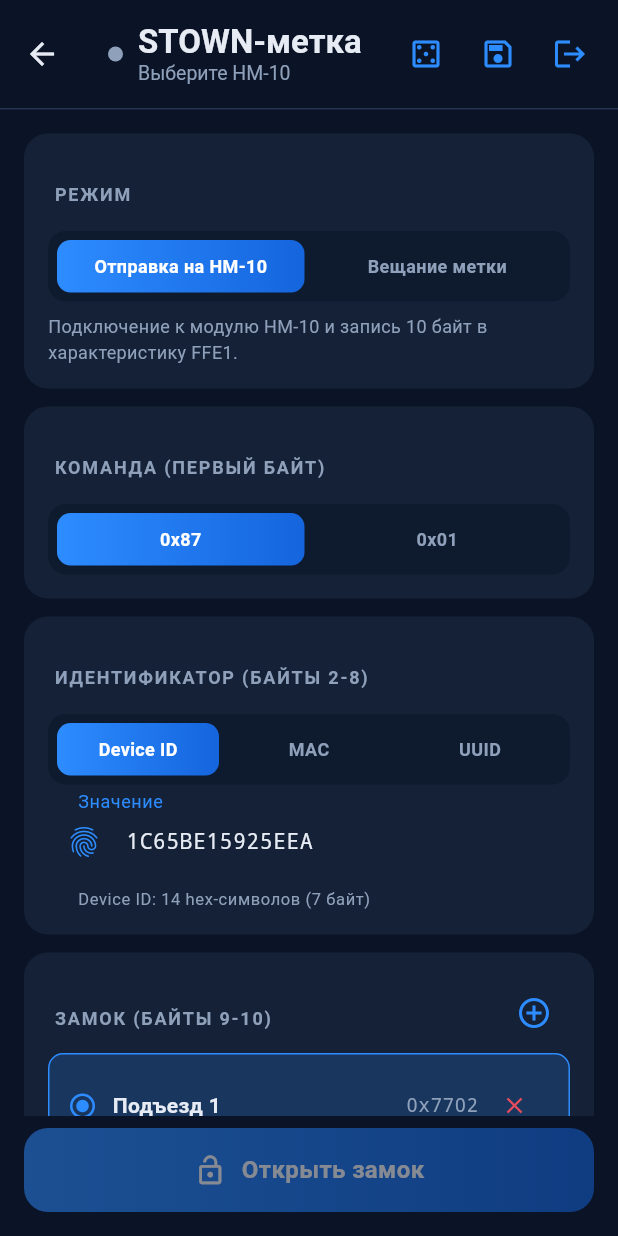
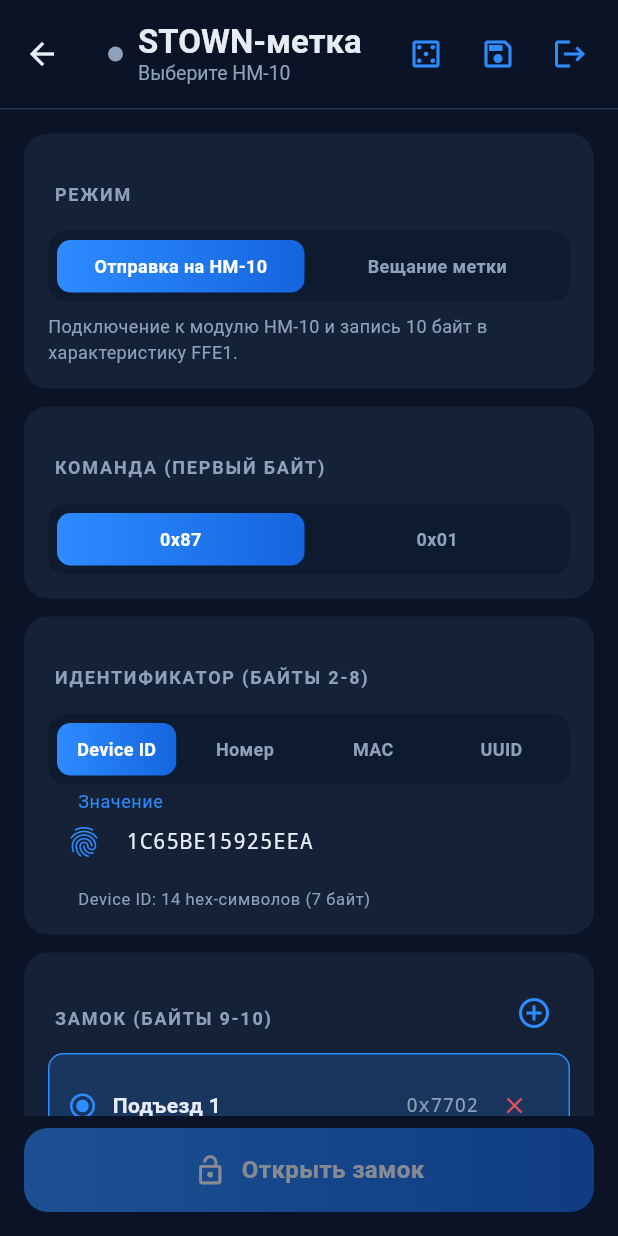
Before and after one commit to krealix/ble-access-control, a Flutter app: the StownScreen screen opened directly, after a tap on "Device ID", on a phone screen of 412 x 824 dp. Run offline on Flutter 3.47's test engine with Material 3 defaults, Android fonts, the light colour scheme and no system bars; our stand-ins replace flutter_blue_plus, permission_handler, shared_preferences, wakelock_plus; missing offline and left inert: flutter_ble_peripheral, mqtt_client; accounts and stored records are empty.

Commit message:
@ ble-beacon-app: имя метки (LocalName) + идентификатор по номеру телефона
stown_packet: режим идентификатора phone — номер кодируется в 7 байт (BE);
поле tagName. stown_advertiser: LocalName в manufacturer/service-обёртках
(в сканере видно имя вместо «Неизвестное устройство»; на iBeacon не влезает).
stown_screen: поле «Имя метки» + режим «Номер» в селекторе идентификатора.
Тесты на кодирование номера.
@

```diff
--- a/ble-beacon-app/lib/models/stown_packet.dart
+++ b/ble-beacon-app/lib/models/stown_packet.dart
@@ -14,18 +14,20 @@ const int kIdLen = 7;
 const int kCmdOpen87 = 0x87;
 const int kCmdOpen01 = 0x01;
 
-enum IdentifierMode { deviceId, mac, uuid }
+enum IdentifierMode { deviceId, mac, uuid, phone }
 
 extension IdentifierModeName on IdentifierMode {
   String get storageName => switch (this) {
         IdentifierMode.deviceId => 'device_id',
         IdentifierMode.mac => 'mac',
         IdentifierMode.uuid => 'uuid',
+        IdentifierMode.phone => 'phone',
       };
 
   static IdentifierMode fromName(String? s) => switch (s) {
         'mac' => IdentifierMode.mac,
         'uuid' => IdentifierMode.uuid,
+        'phone' => IdentifierMode.phone,
         _ => IdentifierMode.deviceId,
       };
 }
@@ -89,7 +91,35 @@ class StownPacket {
           throw const FormatException('UUID слишком короткий (нужно ≥ 7 байт)');
         }
         return Uint8List.fromList(raw.sublist(0, kIdLen));
+      case IdentifierMode.phone:
+        // Номер телефона → целое → 7 байт big-endian (только цифры).
+        final digits = value.replaceAll(RegExp(r'\D'), '');
+        if (digits.isEmpty) {
+          throw const FormatException('Введите номер (цифры)');
+        }
+        final n = BigInt.parse(digits);
+        // 7 байт = 56 бит; максимум 2^56-1 (до 17 цифр).
+        if (n > (BigInt.one << (kIdLen * 8)) - BigInt.one) {
+          throw const FormatException('Номер слишком длинный (макс ~17 цифр)');
+        }
+        final out = Uint8List(kIdLen);
+        var v = n;
+        final mask = BigInt.from(0xFF);
+        for (var i = kIdLen - 1; i >= 0; i--) {
+          out[i] = (v & mask).toInt();
+          v = v >> 8;
+        }
+        return out;
     }
+  }
+
+  /// Обратное преобразование 7-байт идентификатора в номер (для отладки/UI).
+  static String identifierToPhone(Uint8List id) {
+    var n = BigInt.zero;
+    for (final b in id) {
+      n = (n << 8) | BigInt.from(b);
+    }
+    return n.toString();
   }
 
   /// Парсит номер замка: '7702' / '0x7702' → int (трактуем как hex).
@@ -177,11 +207,13 @@ class StownConfig {
     this.deviceId = '',
     this.macValue = '',
     this.uuidValue = '',
+    this.phoneValue = '',
     this.locks = const [],
     this.selectedLock = 0,
     this.wrapper = WrapperFormat.manufacturer,
     this.companyId = 0xFFFF,
     this.serviceUuid = 'FFF0',
+    this.tagName = '',
   });
 
   final int command;
@@ -189,16 +221,21 @@ class StownConfig {
   final String deviceId;
   final String macValue;
   final String uuidValue;
+  final String phoneValue;
   final List<GateLock> locks;
   final int selectedLock;
   final WrapperFormat wrapper;
   final int companyId;
   final String serviceUuid;
 
+  /// Имя метки (LocalName в рекламе) — показывается в сканере.
+  final String tagName;
+
   String identifierValueFor(IdentifierMode mode) => switch (mode) {
         IdentifierMode.deviceId => deviceId,
         IdentifierMode.mac => macValue,
         IdentifierMode.uuid => uuidValue,
+        IdentifierMode.phone => phoneValue,
       };
 
   Map<String, dynamic> toJson() => {
@@ -207,11 +244,13 @@ class StownConfig {
         'deviceId': deviceId,
         'macValue': macValue,
         'uuidValue': uuidValue,
+        'phoneValue': phoneValue,
         'locks': locks.map((l) => l.toJson()).toList(),
         'selectedLock': selectedLock,
         'wrapper': wrapper.storageName,
         'companyId': companyId,
         'serviceUuid': serviceUuid,
+        'tagName': tagName,
       };
 
   static StownConfig fromJson(Map<String, dynamic> j) => StownConfig(
@@ -220,6 +259,7 @@ class StownConfig {
         deviceId: j['deviceId'] as String? ?? '',
         macValue: j['macValue'] as String? ?? '',
         uuidValue: j['uuidValue'] as String? ?? '',
+        phoneValue: j['phoneValue'] as String? ?? '',
         locks: (j['locks'] as List? ?? [])
             .map((e) => GateLock.fromJson(e as Map<String, dynamic>))
             .toList(),
@@ -227,6 +267,7 @@ class StownConfig {
         wrapper: WrapperFormatName.fromName(j['wrapper'] as String?),
         companyId: j['companyId'] as int? ?? 0xFFFF,
         serviceUuid: j['serviceUuid'] as String? ?? 'FFF0',
+        tagName: j['tagName'] as String? ?? '',
       );
 
   static StownConfig get defaults => StownConfig(
@@ -243,11 +284,13 @@ class StownConfig {
     String? deviceId,
     String? macValue,
     String? uuidValue,
+    String? phoneValue,
     List<GateLock>? locks,
     int? selectedLock,
     WrapperFormat? wrapper,
     int? companyId,
     String? serviceUuid,
+    String? tagName,
   }) =>
       StownConfig(
         command: command ?? this.command,
@@ -255,10 +298,12 @@ class StownConfig {
         deviceId: deviceId ?? this.deviceId,
         macValue: macValue ?? this.macValue,
         uuidValue: uuidValue ?? this.uuidValue,
+        phoneValue: phoneValue ?? this.phoneValue,
         locks: locks ?? this.locks,
         selectedLock: selectedLock ?? this.selectedLock,
         wrapper: wrapper ?? this.wrapper,
         companyId: companyId ?? this.companyId,
         serviceUuid: serviceUuid ?? this.serviceUuid,
+        tagName: tagName ?? this.tagName,
       );
 }
--- a/ble-beacon-app/lib/screens/stown_screen.dart
+++ b/ble-beacon-app/lib/screens/stown_screen.dart
@@ -44,6 +44,7 @@ class _StownScreenState extends State<StownScreen> {
   final _idCtrl = TextEditingController();
   final _companyCtrl = TextEditingController();
   final _serviceCtrl = TextEditingController();
+  final _nameCtrl = TextEditingController();
 
   @override
   void initState() {
@@ -58,6 +59,7 @@ class _StownScreenState extends State<StownScreen> {
     _idCtrl.dispose();
     _companyCtrl.dispose();
     _serviceCtrl.dispose();
+    _nameCtrl.dispose();
     super.dispose();
   }
 
@@ -69,6 +71,7 @@ class _StownScreenState extends State<StownScreen> {
       _idCtrl.text = cfg.identifierValueFor(cfg.identifierMode);
       _companyCtrl.text = '0x${cfg.companyId.toRadixString(16).padLeft(4, '0').toUpperCase()}';
       _serviceCtrl.text = cfg.serviceUuid;
+      _nameCtrl.text = cfg.tagName;
       _loaded = true;
     });
   }
@@ -107,6 +110,9 @@ class _StownScreenState extends State<StownScreen> {
       case IdentifierMode.uuid:
         _config = _config.copyWith(uuidValue: val);
         break;
+      case IdentifierMode.phone:
+        _config = _config.copyWith(phoneValue: val);
+        break;
     }
   }
 
@@ -115,6 +121,7 @@ class _StownScreenState extends State<StownScreen> {
     _config = _config.copyWith(
       companyId: cid ?? _config.companyId,
       serviceUuid: _serviceCtrl.text.trim(),
+      tagName: _nameCtrl.text.trim(),
     );
   }
 
@@ -545,6 +552,7 @@ class _StownScreenState extends State<StownScreen> {
           _segment<IdentifierMode>(
             options: const {
               IdentifierMode.deviceId: 'Device ID',
+              IdentifierMode.phone: 'Номер',
               IdentifierMode.mac: 'MAC',
               IdentifierMode.uuid: 'UUID',
             },
@@ -560,13 +568,20 @@ class _StownScreenState extends State<StownScreen> {
           const SizedBox(height: 12),
           _field(
             _idCtrl,
-            'Значение',
+            _config.identifierMode == IdentifierMode.phone ? 'Номер телефона' : 'Значение',
             hint: switch (_config.identifierMode) {
               IdentifierMode.deviceId => 'Device ID: 14 hex-символов (7 байт)',
+              IdentifierMode.phone =>
+                'Только цифры. Кодируется в 7 байт (до ~17 цифр). Стабильный, читаемый ID',
               IdentifierMode.mac => 'MAC: 12 hex (6 байт). На iOS/Android реальный MAC недоступен',
               IdentifierMode.uuid => 'UUID: берутся первые 7 байт',
             },
-            icon: Icons.fingerprint,
+            icon: _config.identifierMode == IdentifierMode.phone
+                ? Icons.phone
+                : Icons.fingerprint,
+            keyboardType: _config.identifierMode == IdentifierMode.phone
+                ? TextInputType.phone
+                : TextInputType.text,
             onChanged: (_) => setState(() {}),
           ),
         ],
@@ -693,6 +708,17 @@ class _StownScreenState extends State<StownScreen> {
               'номер замка → Minor. Единственный способ для совместимости с iOS.',
               style: TextStyle(color: AppColors.onSurfaceMuted, fontSize: 12),
             ),
+          const SizedBox(height: 12),
+          _field(
+            _nameCtrl,
+            'Имя метки',
+            hint: _config.wrapper == WrapperFormat.ibeacon
+                ? 'iBeacon: имя не влезает в пакет — не будет видно в сканере. '
+                    'Имя показывается на Manufacturer/Service.'
+                : 'Видно в сканере вместо «Неизвестное устройство». До ~12 символов.',
+            icon: Icons.label_outline,
+            onChanged: (_) => setState(() {}),
+          ),
         ],
       ),
     );
@@ -786,11 +812,13 @@ class _StownScreenState extends State<StownScreen> {
     String? hint,
     IconData? icon,
     ValueChanged<String>? onChanged,
+    TextInputType? keyboardType,
   }) {
     return TextField(
       controller: c,
       enabled: !_advertising,
       onChanged: onChanged,
+      keyboardType: keyboardType,
       style: const TextStyle(
         color: AppColors.onSurface,
         fontFamily: 'monospace',
```
Also changed, not shown: ble-beacon-app/lib/services/stown_advertiser.dart (+9 -0 lines), 1 other file.
